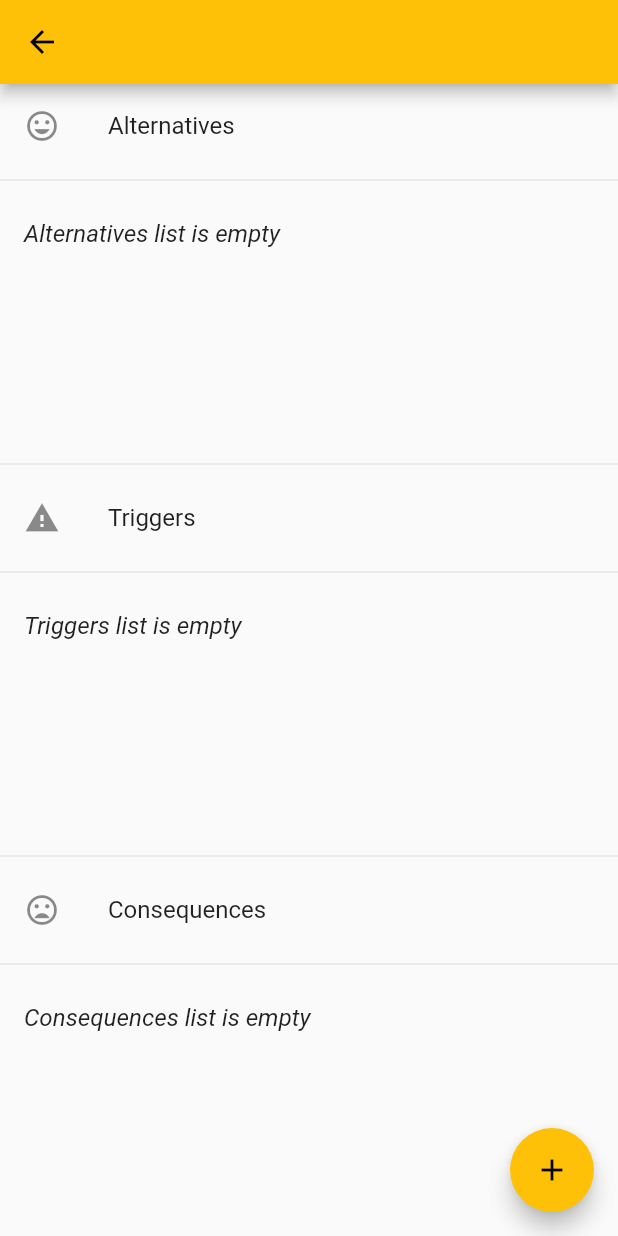
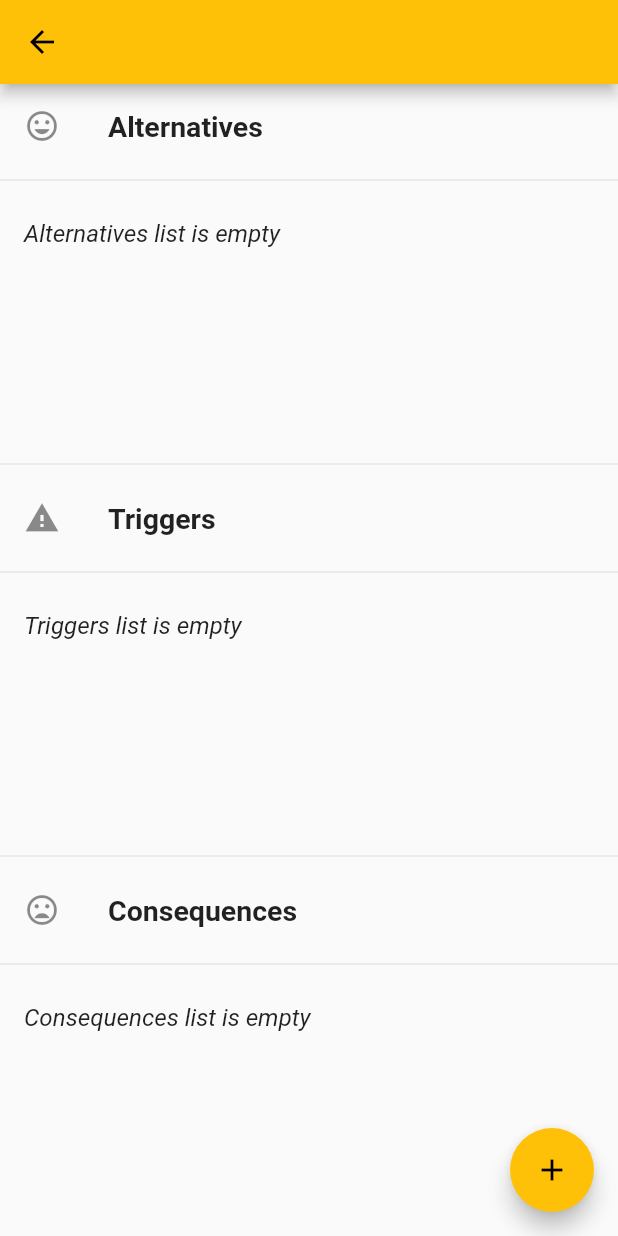
Before and after one commit to Undeadlol1/addictions_flutter, a Flutter app: the AddictionScreen screen opened directly with empty values, on a phone screen of 412 x 824 dp. Run offline on Flutter 3.47's test engine with Material 2 defaults, Android fonts, the phone set to English and light mode, and no system bars; drawn by our look-alikes of flutter_speed_dial; our stand-ins replace cloud_firestore, firebase_auth, flutter_signin_button, google_sign_in; accounts and stored records are empty.

Commit message:
(AddictionList) make headears bigger and wider

```diff
--- a/lib/screens/addction_screen/addiction_screen.dart
+++ b/lib/screens/addction_screen/addiction_screen.dart
@@ -18,20 +18,36 @@ class AddictionScreen extends StatelessWidget {
     // them as ScreenArguments.
     final AddictionScreenArguments args =
         ModalRoute.of(context).settings.arguments;
+    const boldText = TextStyle(fontWeight: FontWeight.bold, fontSize: 19);
     return Scaffold(
       appBar: AppBar(title: Text('${args.addictionName}')),
       body: Column(
         mainAxisAlignment: MainAxisAlignment.start,
         children: <Widget>[
-          ListTile(leading: Icon(Icons.mood), title: Text('Alternatives')),
+          ListTile(
+              leading: Icon(Icons.mood),
+              title: Text(
+                'Alternatives',
+                style: boldText,
+              )),
           Divider(),
           AlternativesList(addictionId: args.addictionId),
           Divider(),
-          ListTile(leading: Icon(Icons.warning), title: Text('Triggers')),
+          ListTile(
+              leading: Icon(Icons.warning),
+              title: Text(
+                'Triggers',
+                style: boldText,
+              )),
           Divider(),
           TriggersList(addictionId: args.addictionId),
           Divider(),
-          ListTile(leading: Icon(Icons.mood_bad), title: Text('Consequences')),
+          ListTile(
+              leading: Icon(Icons.mood_bad),
+              title: Text(
+                'Consequences',
+                style: boldText,
+              )),
           Divider(),
           ConsequencesList(addictionId: args.addictionId),
         ],
```
